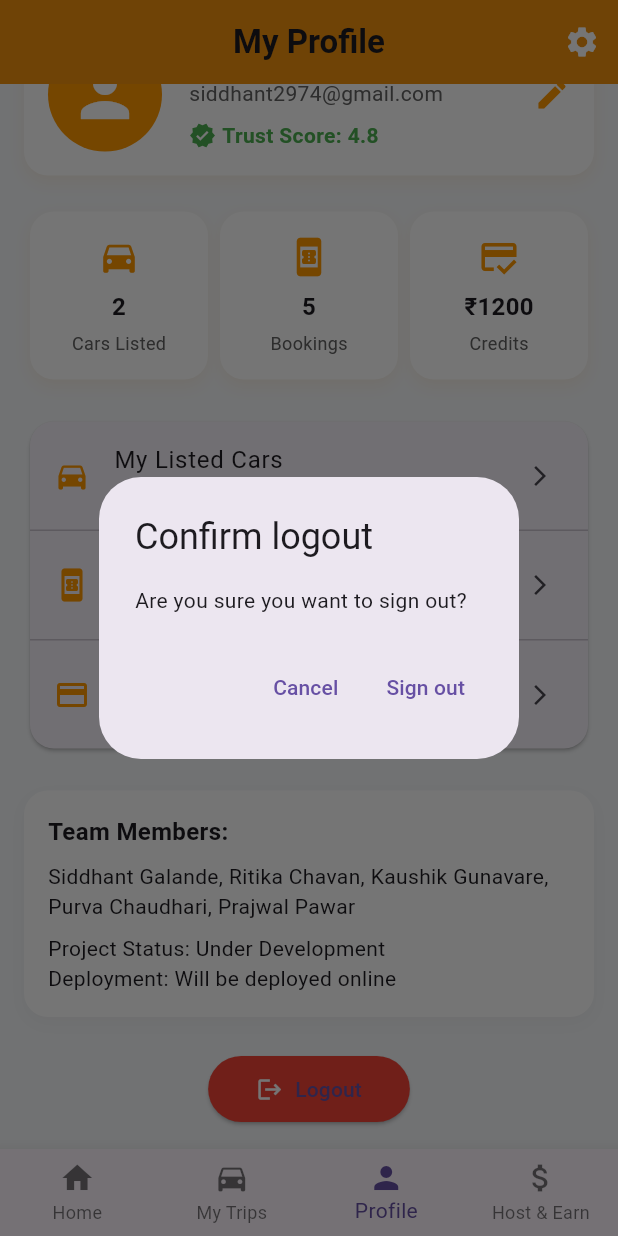
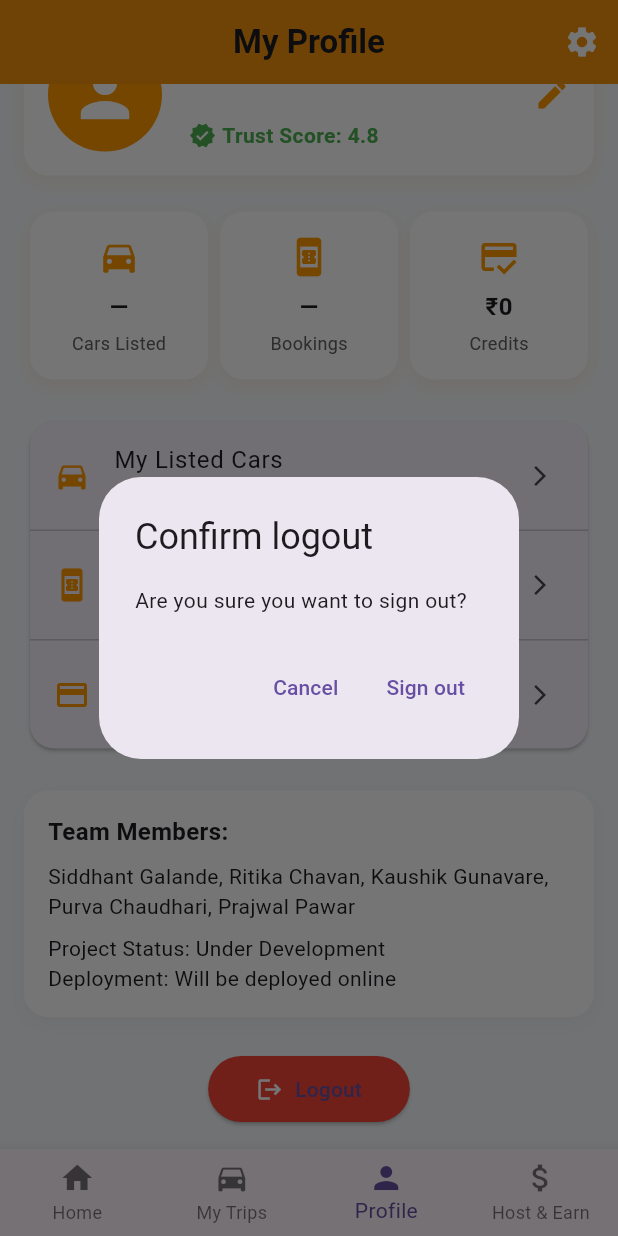
Before and after one commit to Siddhant2974/RentMyRide1, a Flutter app: the screen it shows once a user with an empty profile is signed in, item 3 of the bottom bar chosen, scrolled down 63 dp, after a tap on "Logout", on a phone screen of 412 x 824 dp. Run offline on Flutter 3.47's test engine with Material 3 defaults, Android fonts, the light colour scheme and no system bars; our stand-ins replace cloud_firestore, firebase_auth, firebase_core; missing offline and left inert: firebase_app_check; accounts and stored records are empty.

Commit message:
feature: add UserModel, UserService and wire provider for user stream; update ProfilePage

```diff
--- a/lib/main.dart
+++ b/lib/main.dart
@@ -8,6 +8,9 @@ import 'my_trips.dart';
 import 'profile_page.dart';
 import 'login_page.dart';
 import 'host_earn_page.dart';
+import 'package:provider/provider.dart';
+import 'models/user_model.dart';
+import 'services/user_service.dart';
 
 void main() async {
   WidgetsFlutterBinding.ensureInitialized();
@@ -60,8 +63,15 @@ class AuthGate extends StatelessWidget {
           return Scaffold(body: Center(child: CircularProgressIndicator()));
         }
 
-        if (snapshot.hasData) {
-          return MainScreen();
+        if (snapshot.hasData && snapshot.data != null) {
+          final uid = snapshot.data!.uid;
+          // Provide the Firestore-backed UserModel stream to the widget tree
+          return StreamProvider<UserModel?>.value(
+            value: UserService().streamUser(uid),
+            initialData: null,
+            catchError: (_, __) => null,
+            child: MainScreen(),
+          );
         }
 
         return LoginPage();
--- /dev/null
+++ b/lib/models/user_model.dart
@@ -0,0 +1,62 @@
+import 'package:cloud_firestore/cloud_firestore.dart';
+
+class UserModel {
+  final String uid;
+  final String? displayName;
+  final String? email;
+  final String? phone;
+  final String? photoUrl;
+  final bool isHost;
+  final int walletBalance;
+  final DateTime? joinedAt;
+
+  const UserModel({
+    required this.uid,
+    this.displayName,
+    this.email,
+    this.phone,
+    this.photoUrl,
+    this.isHost = false,
+    this.walletBalance = 0,
+    this.joinedAt,
+  });
+
+  factory UserModel.fromMap(Map<String, dynamic> map, String uid) {
+    DateTime? joined;
+    final j = map['joinedAt'];
+    if (j is Timestamp) {
+      joined = j.toDate();
+    } else if (j is int) {
+      joined = DateTime.fromMillisecondsSinceEpoch(j);
+    } else if (j is String) {
+      joined = DateTime.tryParse(j);
+    }
+
+    return UserModel(
+      uid: uid,
+      displayName: map['displayName'] as String?,
+      email: map['email'] as String?,
+      phone: map['phone'] as String?,
+      photoUrl: map['photoUrl'] as String?,
+      isHost: map['isHost'] == true,
+      walletBalance: (map['walletBalance'] is int)
+          ? map['walletBalance'] as int
+          : (map['walletBalance'] is String)
+          ? int.tryParse(map['walletBalance']) ?? 0
+          : 0,
+      joinedAt: joined,
+    );
+  }
+
+  Map<String, dynamic> toMap() {
+    return {
+      'displayName': displayName,
+      'email': email,
+      'phone': phone,
+      'photoUrl': photoUrl,
+      'isHost': isHost,
+      'walletBalance': walletBalance,
+      'joinedAt': joinedAt != null ? Timestamp.fromDate(joinedAt!) : null,
+    };
+  }
+}
--- a/lib/profile_page.dart
+++ b/lib/profile_page.dart
@@ -1,12 +1,16 @@
 import 'package:flutter/material.dart';
 import 'package:firebase_auth/firebase_auth.dart';
+import 'package:provider/provider.dart';
+import 'models/user_model.dart';
+import 'login_page.dart';
 
 class ProfilePage extends StatelessWidget {
   const ProfilePage({super.key});
 
   @override
   Widget build(BuildContext context) {
-    final user = FirebaseAuth.instance.currentUser;
+    final userModel = Provider.of<UserModel?>(context);
+    final authUser = FirebaseAuth.instance.currentUser;
     return Scaffold(
       backgroundColor: Color(0xFFF6F8FA),
       appBar: AppBar(
@@ -54,14 +58,16 @@ class ProfilePage extends StatelessWidget {
                     crossAxisAlignment: CrossAxisAlignment.start,
                     children: [
                       Text(
-                        "Siddhant Galande",
+                        userModel?.displayName ??
+                            authUser?.displayName ??
+                            'User',
                         style: TextStyle(
                           fontWeight: FontWeight.bold,
                           fontSize: 18,
                         ),
                       ),
                       Text(
-                        "siddhant2974@gmail.com",
+                        userModel?.email ?? authUser?.email ?? '',
                         style: TextStyle(color: Colors.grey[700]),
                       ),
                       SizedBox(height: 8),
@@ -93,13 +99,13 @@ class ProfilePage extends StatelessWidget {
               _StatCard(
                 icon: Icons.directions_car,
                 label: "Cars Listed",
-                value: "2",
+                value: "—",
               ),
-              _StatCard(icon: Icons.book_online, label: "Bookings", value: "5"),
+              _StatCard(icon: Icons.book_online, label: "Bookings", value: "—"),
               _StatCard(
                 icon: Icons.credit_score,
                 label: "Credits",
-                value: "₹1200",
+                value: userModel != null ? '₹${userModel.walletBalance}' : '—',
               ),
             ],
           ),
@@ -194,9 +200,12 @@ class ProfilePage extends StatelessWidget {
 
                 if (confirm == true) {
                   await FirebaseAuth.instance.signOut();
-                  // Navigate to login page (replace current)
+                  // After sign out, clear navigation and go to login screen
                   if (context.mounted) {
-                    Navigator.of(context).pushReplacementNamed('/login');
+                    Navigator.of(context).pushAndRemoveUntil(
+                      MaterialPageRoute(builder: (_) => LoginPage()),
+                      (route) => false,
+                    );
                   }
                 }
               },
--- /dev/null
+++ b/lib/services/user_service.dart
@@ -0,0 +1,26 @@
+import 'package:cloud_firestore/cloud_firestore.dart';
+import '../models/user_model.dart';
+
+class UserService {
+  final CollectionReference _users = FirebaseFirestore.instance.collection(
+    'users',
+  );
+
+  Stream<UserModel?> streamUser(String uid) {
+    return _users.doc(uid).snapshots().map((snap) {
+      if (!snap.exists) return null;
+      final data = snap.data() as Map<String, dynamic>;
+      return UserModel.fromMap(data, snap.id);
+    });
+  }
+
+  Future<UserModel?> fetchUser(String uid) async {
+    final snap = await _users.doc(uid).get();
+    if (!snap.exists) return null;
+    return UserModel.fromMap(snap.data() as Map<String, dynamic>, snap.id);
+  }
+
+  Future<void> createOrUpdateUser(UserModel user) async {
+    await _users.doc(user.uid).set(user.toMap(), SetOptions(merge: true));
+  }
+}
--- a/pubspec.yaml
+++ b/pubspec.yaml
@@ -43,6 +43,7 @@ dependencies:
   # UI helpers
   flutter_svg: ^2.1.1
   google_fonts: ^5.0.0
+  provider: ^6.0.5
 
 
 dev_dependencies:
```
Also changed, not shown: pubspec.lock.
